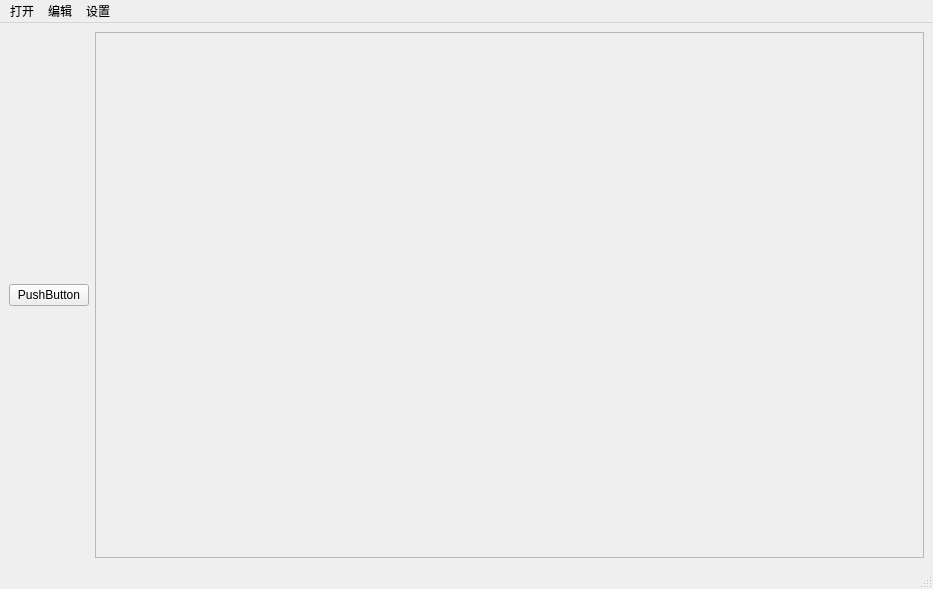
Qt form MainWindow.ui (jy03018013/VideoManager) before a commit.
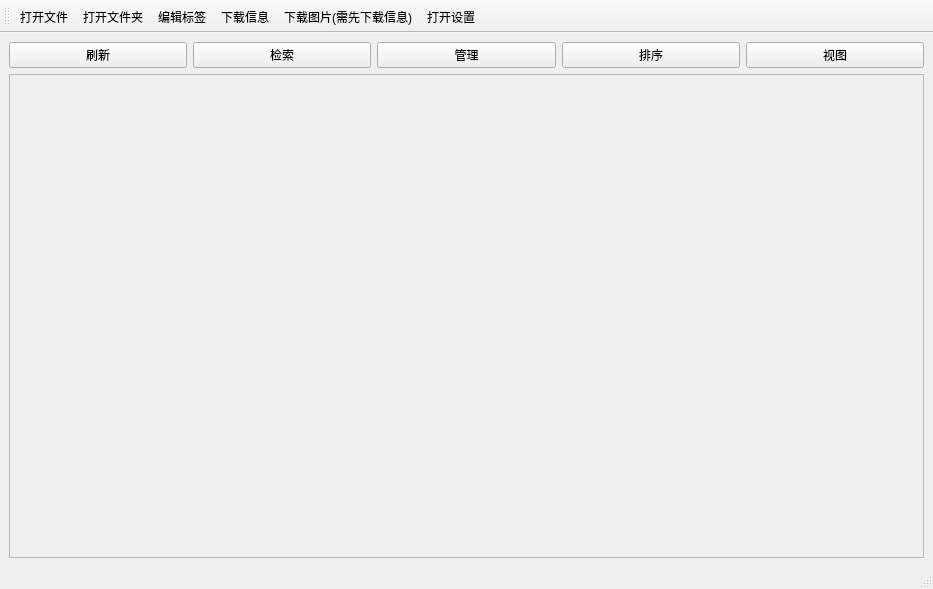
The same form after that commit. Icons and pictures are not drawn.

```diff
--- a/MainWindow.ui
+++ b/MainWindow.ui
@@ -14,19 +14,41 @@
    <string>MainWindow</string>
   </property>
   <widget class="QWidget" name="centralwidget">
-   <layout class="QHBoxLayout" name="horizontalLayout">
+   <layout class="QVBoxLayout" name="verticalLayout">
     <item>
-     <layout class="QVBoxLayout" name="verticalLayout">
-      <property name="spacing">
-       <number>6</number>
-      </property>
-      <property name="sizeConstraint">
-       <enum>QLayout::SetDefaultConstraint</enum>
-      </property>
+     <layout class="QHBoxLayout" name="horizontalLayout">
       <item>
-       <widget class="QPushButton" name="pushButton">
+       <widget class="QPushButton" name="refresh_pushButton">
         <property name="text">
-         <string>PushButton</string>
+         <string>刷新</string>
+        </property>
+       </widget>
+      </item>
+      <item>
+       <widget class="QPushButton" name="search_pushButton">
+        <property name="text">
+         <string>检索</string>
+        </property>
+       </widget>
+      </item>
+      <item>
+       <widget class="QPushButton" name="manage_pushButton">
+        <property name="text">
+         <string>管理</string>
+        </property>
+       </widget>
+      </item>
+      <item>
+       <widget class="QPushButton" name="order_pushButton">
+        <property name="text">
+         <string>排序</string>
+        </property>
+       </widget>
+      </item>
+      <item>
+       <widget class="QPushButton" name="view_pushButton">
+        <property name="text">
+         <string>视图</string>
         </property>
        </widget>
       </item>
@@ -44,8 +66,8 @@
           <rect>
            <x>0</x>
            <y>0</y>
-           <width>828</width>
-           <height>522</height>
+           <width>911</width>
+           <height>480</height>
           </rect>
          </property>
         </widget>
@@ -55,42 +77,24 @@
     </item>
    </layout>
   </widget>
-  <widget class="QMenuBar" name="menubar">
-   <property name="geometry">
-    <rect>
-     <x>0</x>
-     <y>0</y>
-     <width>933</width>
-     <height>23</height>
-    </rect>
-   </property>
-   <widget class="QMenu" name="menu">
-    <property name="title">
-     <string>打开</string>
-    </property>
-    <addaction name="openfile"/>
-    <addaction name="openfolder"/>
-   </widget>
-   <widget class="QMenu" name="setting">
-    <property name="title">
-     <string>设置</string>
-    </property>
-    <addaction name="open_setting"/>
-   </widget>
-   <widget class="QMenu" name="menu_2">
-    <property name="title">
-     <string>编辑</string>
-    </property>
-    <addaction name="edit_tab"/>
-    <addaction name="downlowd_info"/>
-    <addaction name="downlowd_img"/>
-    <addaction name="downlowd_info_and_img"/>
-   </widget>
-   <addaction name="menu"/>
-   <addaction name="menu_2"/>
-   <addaction name="setting"/>
-  </widget>
   <widget class="QStatusBar" name="statusbar"/>
+  <widget class="QToolBar" name="toolBar">
+   <property name="windowTitle">
+    <string>toolBar</string>
+   </property>
+   <attribute name="toolBarArea">
+    <enum>TopToolBarArea</enum>
+   </attribute>
+   <attribute name="toolBarBreak">
+    <bool>false</bool>
+   </attribute>
+   <addaction name="open_file_action"/>
+   <addaction name="open_folder_action"/>
+   <addaction name="edit_tab_action"/>
+   <addaction name="downlowd_infoaction_action"/>
+   <addaction name="downlowd_img_action"/>
+   <addaction name="open_setting_action"/>
+  </widget>
   <action name="openfile">
    <property name="text">
     <string>打开文件</string>
@@ -126,6 +130,78 @@
     <string>下载图片(需先下载信息)</string>
    </property>
   </action>
+  <action name="open_file_action">
+   <property name="icon">
+    <iconset resource="com/guiTest/pythonQt5/QFlowLayout/source/resource.qrc">
+     <normaloff>:/newPrefix/file.png</normaloff>:/newPrefix/file.png</iconset>
+   </property>
+   <property name="text">
+    <string>打开文件</string>
+   </property>
+   <property name="toolTip">
+    <string>打开文件</string>
+   </property>
+  </action>
+  <action name="open_folder_action">
+   <property name="icon">
+    <iconset resource="com/guiTest/pythonQt5/QFlowLayout/source/resource.qrc">
+     <normaloff>:/newPrefix/folder.png</normaloff>:/newPrefix/folder.png</iconset>
+   </property>
+   <property name="text">
+    <string>打开文件夹</string>
+   </property>
+   <property name="toolTip">
+    <string>打开文件夹</string>
+   </property>
+  </action>
+  <action name="edit_tab_action">
+   <property name="icon">
+    <iconset resource="com/guiTest/pythonQt5/QFlowLayout/source/resource.qrc">
+     <normaloff>:/newPrefix/tag.png</normaloff>:/newPrefix/tag.png</iconset>
+   </property>
+   <property name="text">
+    <string>编辑标签</string>
+   </property>
+   <property name="toolTip">
+    <string>编辑标签</string>
+   </property>
+  </action>
+  <action name="downlowd_infoaction_action">
+   <property name="icon">
+    <iconset resource="com/guiTest/pythonQt5/QFlowLayout/source/resource.qrc">
+     <normaloff>:/newPrefix/download_info.png</normaloff>:/newPrefix/download_info.png</iconset>
+   </property>
+   <property name="text">
+    <string>下载信息</string>
+   </property>
+   <property name="toolTip">
+    <string>下载信息</string>
+   </property>
+  </action>
+  <action name="downlowd_img_action">
+   <property name="icon">
+    <iconset resource="com/guiTest/pythonQt5/QFlowLayout/source/resource.qrc">
+     <normaloff>:/newPrefix/download_img.png</normaloff>:/newPrefix/download_img.png</iconset>
+   </property>
+   <property name="text">
+    <string>下载图片(需先下载信息)</string>
+   </property>
+   <property name="toolTip">
+    <string>下载图片(需先下载信息)</string>
+   </property>
+  </action>
+  <action name="open_setting_action">
+   <property name="icon">
+    <iconset resource="com/guiTest/pythonQt5/QFlowLayout/source/resource.qrc">
+     <normaloff>:/newPrefix/settings.png</normaloff>:/newPrefix/settings.png</iconset>
+   </property>
+   <property name="text">
+    <string>打开设置</string>
+   </property>
+   <property name="toolTip">
+    <string>打开设置</string>
+   </property>
+  </action>
  </widget>
  <resources/>
  <connections/>
```
Left out of the diff: 4 changed lines with no effect on the pictures.
